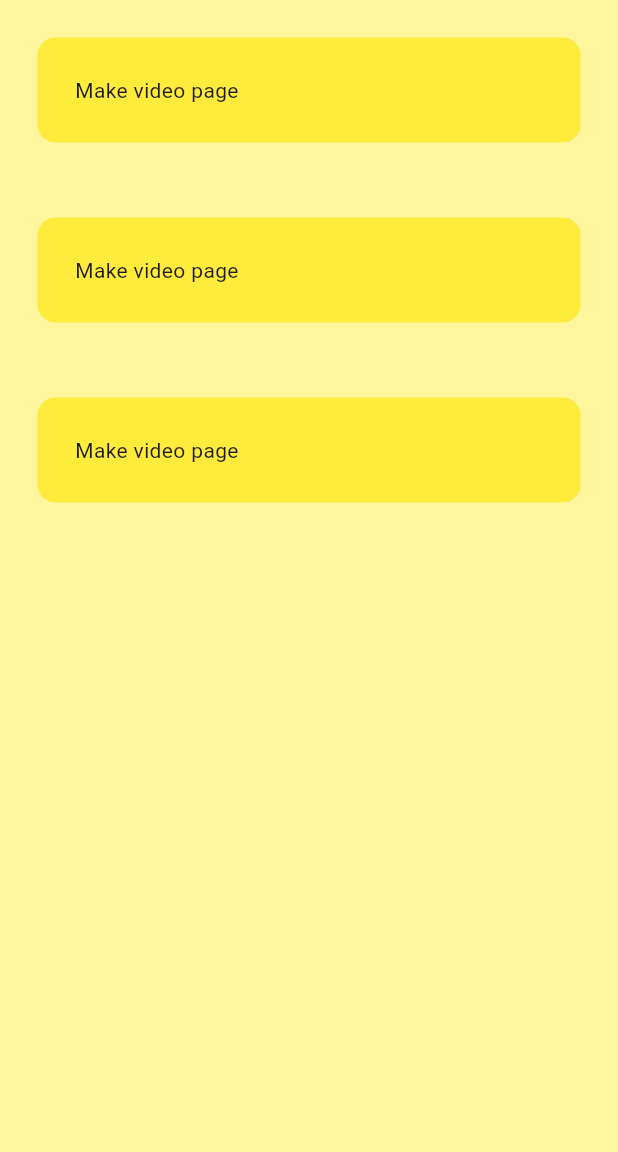
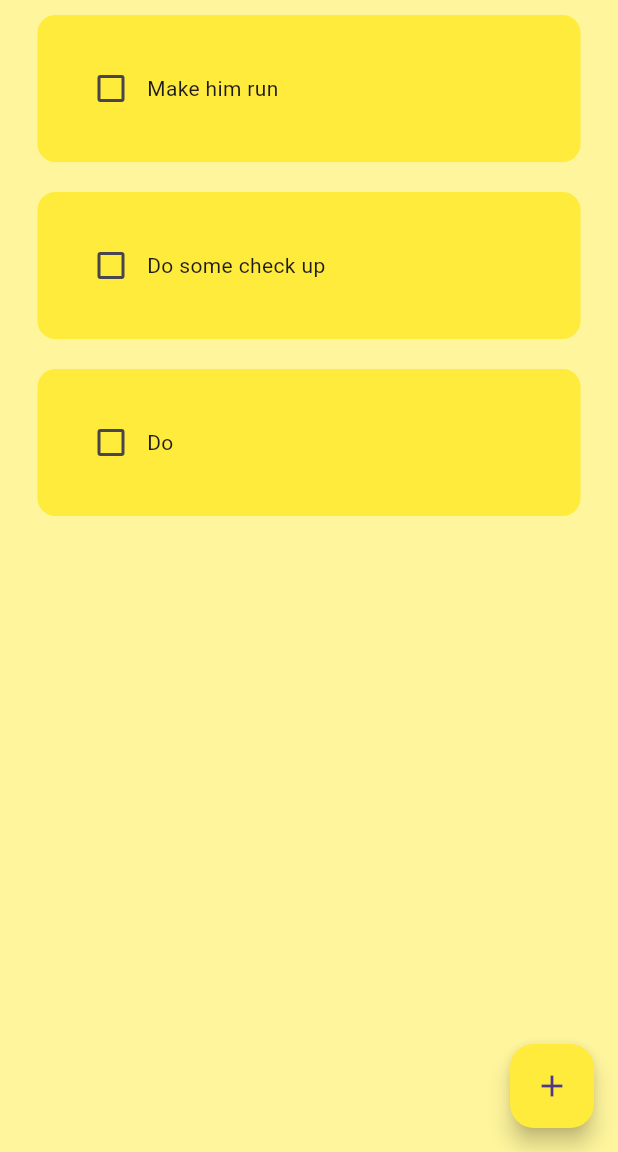
Before and after one commit to Hardelzs/todoapp_flutter, a Flutter app: the screen it shows after launch, on a phone screen of 412 x 824 dp, the part 84-1236 px from its top. Run offline on Flutter 3.47's test engine with Material 3 defaults, Android fonts, the phone set to English and light mode, and no system bars; drawn by our look-alikes of flutter_slidable.

Commit message:
Refactor TodoTile and Homepage components; add dialog for task creation and MyButton component

```diff
--- a/lib/component/todotile.dart
+++ b/lib/component/todotile.dart
@@ -1,29 +1,67 @@
 import 'package:flutter/material.dart';
+import 'package:flutter_slidable/flutter_slidable.dart';
 
 class Todotile extends StatelessWidget {
-  const Todotile({super.key});
+  final String taskName;
+  final bool taskCompleted;
+  Function(bool?)? onChanged;
+  Function(BuildContext)? deleteFunction;
+
+  Todotile({
+    super.key,
+    required this.taskName,
+    required this.taskCompleted,
+    required this.onChanged,
+    required this.deleteFunction,
+  });
 
   @override
   Widget build(BuildContext context) {
     return Padding(
-      padding: const EdgeInsets.all(25.0),
-      child: Container(
-        padding: EdgeInsets.all(25.0),
-        child: Row(
+      padding: const EdgeInsets.only(
+        left: 25.0,
+        right: 25.0,
+        top: 10.0,
+        bottom: 10.0,
+      ),
+      child: Slidable(
+        endActionPane: ActionPane(
+          motion: StretchMotion(),
           children: [
-
-            // checkbox
-            // Checkbox(value: value, onChanged: onChanged)
-
-            // text to show
-            Text("Make video page "),
+            SlidableAction(
+              onPressed: deleteFunction,
+              icon: Icons.delete,
+              backgroundColor: Colors.red.shade300,
+              borderRadius: BorderRadius.circular(12),
+            ),
           ],
         ),
-        decoration: BoxDecoration(
-          color: Colors.yellow,
-          borderRadius: BorderRadius.circular(12)
+
+        child: Container(
+          padding: EdgeInsets.all(25.0),
+          decoration: BoxDecoration(
+            color: Colors.yellow,
+            borderRadius: BorderRadius.circular(12),
           ),
+          child: Row(
+            children: [
+              // checkbox
+              Checkbox(
+                value: taskCompleted,
+                onChanged: onChanged,
+                activeColor: Colors.black,
+              ),
 
+              // text to show
+              Text(
+                taskName,
+                style: TextStyle(
+                  decoration: taskCompleted ? TextDecoration.lineThrough : null,
+                ),
+              ),
+            ],
+          ),
+        ),
       ),
     );
   }
--- a/lib/pages/homepage.dart
+++ b/lib/pages/homepage.dart
@@ -1,4 +1,5 @@
 import 'package:flutter/material.dart';
+import 'package:todoapp_flutter/component/dialogbox.dart';
 import 'package:todoapp_flutter/component/todotile.dart';
 
 class Homepage extends StatefulWidget {
@@ -9,6 +10,49 @@ class Homepage extends StatefulWidget {
 }
 
 class _HomepageState extends State<Homepage> {
+  // text controller
+  final _controller = TextEditingController();
+  // list todo tasks
+  List todoList = [
+    ["Make him run", false],
+    ["Do some check up", false],
+    ["Do", false],
+  ];
+
+  void checkBoxChnaged(bool? value, int index) {
+    setState(() {
+      todoList[index][1] = !todoList[index][1];
+    });
+  }
+
+  // save new task
+  void saveNewTask() {
+    setState(() {
+      todoList.add([_controller.text, false]);
+      Navigator.of(context).pop();
+    });
+  }
+
+  void createNewTask() {
+    showDialog(
+      context: context,
+      builder: (context) {
+        return Dialogbox(
+          controller: _controller,
+          onSave: saveNewTask,
+          onCancel: () => Navigator.of(context).pop(),
+        );
+      },
+    );
+  }
+
+  // delete task
+  void deleteTask(int index) {
+    setState(() {
+      todoList.removeAt(index);
+    });
+  }
+
   @override
   Widget build(BuildContext context) {
     return Scaffold(
@@ -19,13 +63,22 @@ class _HomepageState extends State<Homepage> {
         elevation: 0,
       ),
 
-      body: ListView(
-        children: [
-          Todotile(),
-          Todotile(),
-          Todotile(),
-        ]
+      floatingActionButton: FloatingActionButton(
+        onPressed: createNewTask,
+        child: Icon(Icons.add),
+        backgroundColor: Colors.yellow,
+      ),
 
+      body: ListView.builder(
+        itemCount: todoList.length,
+        itemBuilder: (context, index) {
+          return Todotile(
+            taskName: todoList[index][0],
+            taskCompleted: todoList[index][1],
+            onChanged: (value) => checkBoxChnaged(value, index),
+            deleteFunction: (context) => deleteTask(index),
+          );
+        },
       ),
     );
   }
--- a/pubspec.yaml
+++ b/pubspec.yaml
@@ -34,6 +34,7 @@ dependencies:
   # The following adds the Cupertino Icons font to your application.
   # Use with the CupertinoIcons class for iOS style icons.
   cupertino_icons: ^1.0.8
+  flutter_slidable: ^3.1.0
 
 dev_dependencies:
   flutter_test:
```
Also changed, not shown: lib/component/Mybutton.dart (added, +22 -0 lines), lib/component/dialogbox.dart (added, +51 -0 lines), pubspec.lock.
